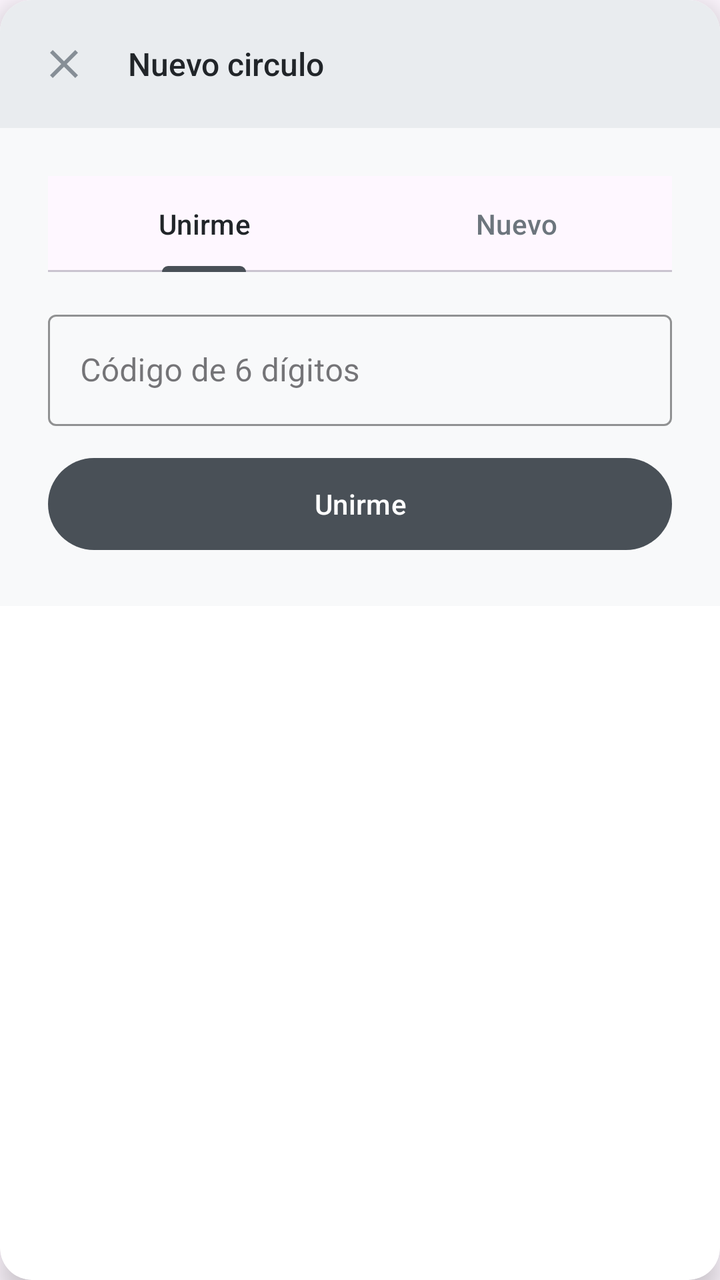
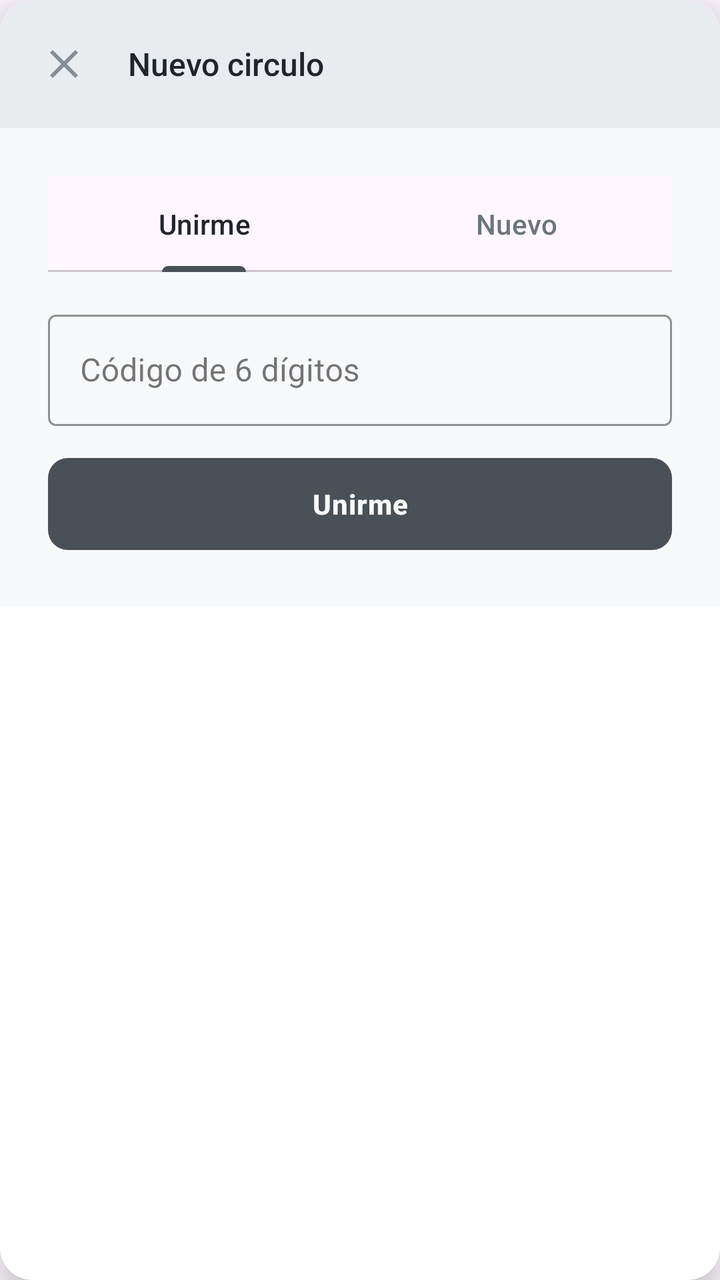

An Android layout rendered at two revisions. The XML below is the earlier revision; the diff shows what the commit changed to produce the second picture.
<!-- AndroidManifest.xml: application theme Theme.Pace -->
<!-- res/layout/dialog_add_circle.xml -->
<?xml version="1.0" encoding="utf-8"?>
<androidx.cardview.widget.CardView xmlns:android="http://schemas.android.com/apk/res/android"
    xmlns:app="http://schemas.android.com/apk/res-auto"
    android:layout_width="match_parent"
    android:layout_height="wrap_content"
    android:layout_margin="24dp"
    app:cardBackgroundColor="@color/background_card"
    app:cardCornerRadius="16dp"
    app:cardElevation="8dp">

    <androidx.constraintlayout.widget.ConstraintLayout
        android:layout_width="match_parent"
        android:layout_height="wrap_content"
        android:background="@color/background_primary">

        
        <LinearLayout
            android:id="@+id/dialogHeader"
            android:layout_width="0dp"
            android:layout_height="wrap_content"
            android:background="@color/accent_secondary"
            android:orientation="horizontal"
            android:gravity="center_vertical"
            android:padding="16dp"
            app:layout_constraintTop_toTopOf="parent"
            app:layout_constraintStart_toStartOf="parent"
            app:layout_constraintEnd_toEndOf="parent">

            <ImageButton
                android:id="@+id/closeButton"
                android:layout_width="32dp"
                android:layout_height="32dp"
                android:background="?attr/selectableItemBackgroundBorderless"
                android:src="@drawable/ic_close"
                android:contentDescription="@string/close"
                app:tint="@color/icon_color" />

            <TextView
                android:layout_width="wrap_content"
                android:layout_height="wrap_content"
                android:text="@string/dialog_title_group"
                android:textColor="@color/text_primary"
                android:textSize="16sp"
                android:layout_marginStart="16dp"
                android:fontFamily="sans-serif-medium"/>
        </LinearLayout>

        
        <LinearLayout
            android:layout_width="0dp"
            android:layout_height="wrap_content"
            android:orientation="vertical"
            android:padding="24dp"
            app:layout_constraintTop_toBottomOf="@id/dialogHeader"
            app:layout_constraintStart_toStartOf="parent"
            app:layout_constraintEnd_toEndOf="parent">

            
            <com.google.android.material.tabs.TabLayout
                android:id="@+id/tabLayout"
                android:layout_width="match_parent"
                android:layout_height="wrap_content"
                app:tabMode="fixed"
                app:tabGravity="fill"
                app:tabTextColor="@color/text_secondary"
                app:tabSelectedTextColor="@color/text_primary"
                app:tabIndicatorColor="@color/accent_primary">

                <com.google.android.material.tabs.TabItem
                    android:text="@string/tab_join"
                    android:layout_width="wrap_content"
                    android:layout_height="wrap_content"/>

                <com.google.android.material.tabs.TabItem
                    android:text="@string/tab_create"
                    android:layout_width="wrap_content"
                    android:layout_height="wrap_content"/>

            </com.google.android.material.tabs.TabLayout>

            
            <LinearLayout
                android:id="@+id/panelJoin"
                android:layout_width="match_parent"
                android:layout_height="wrap_content"
                android:orientation="vertical"
                android:layout_marginTop="16dp">

                <com.google.android.material.textfield.TextInputLayout
                    style="@style/Widget.MaterialComponents.TextInputLayout.OutlinedBox"
                    android:layout_width="match_parent"
                    android:layout_height="wrap_content"
                    android:hint="@string/hint_join_code"
                    app:boxStrokeColor="@color/border_color"
                    app:hintTextColor="@color/text_secondary">

                    <com.google.android.material.textfield.TextInputEditText
                        android:id="@+id/etJoinCode"
                        android:layout_width="match_parent"
                        android:layout_height="wrap_content"
                        android:inputType="number"
                        android:maxLength="6"
                        android:textColor="@color/text_primary"/>
                </com.google.android.material.textfield.TextInputLayout>

                <com.google.android.material.button.MaterialButton
                    android:id="@+id/btnJoin"
                    android:layout_width="match_parent"
                    android:layout_height="54dp"
                    android:text="@string/btn_join"
                    android:textColor="@color/white"
                    android:layout_marginTop="12dp"
                    app:backgroundTint="@color/accent_primary"/>
            </LinearLayout>

            
            <LinearLayout
                android:id="@+id/panelCreate"
                android:layout_width="match_parent"
                android:layout_height="wrap_content"
                android:orientation="vertical"
                android:layout_marginTop="16dp"
                android:visibility="gone">

                <com.google.android.material.textfield.TextInputLayout
                    style="@style/Widget.MaterialComponents.TextInputLayout.OutlinedBox"
                    android:layout_width="match_parent"
                    android:layout_height="wrap_content"
                    android:hint="@string/hint_group_name"
                    app:boxStrokeColor="@color/border_color"
                    app:hintTextColor="@color/text_secondary">

                    <com.google.android.material.textfield.TextInputEditText
                        android:id="@+id/etGroupName"
                        android:layout_width="match_parent"
                        android:layout_height="wrap_content"
                        android:inputType="textCapSentences"
                        android:textColor="@color/text_primary"/>
                </com.google.android.material.textfield.TextInputLayout>

                <TextView
                    android:id="@+id/tvMembersValue"
                    android:layout_width="wrap_content"
                    android:layout_height="wrap_content"
                    android:text="3"
                    android:textSize="16sp"
                    android:textStyle="bold"
                    android:textColor="@color/text_primary"
                    android:layout_gravity="center_horizontal"
                    android:layout_marginTop="12dp"/>

                <com.google.android.material.slider.Slider
                    android:id="@+id/sliderMembers"
                    android:layout_width="match_parent"
                    android:layout_height="wrap_content"
                    android:valueFrom="3"
                    android:valueTo="6"
                    android:stepSize="1"
                    android:value="3"/>

                <com.google.android.material.button.MaterialButton
                    android:id="@+id/btnCreate"
                    android:layout_width="match_parent"
                    android:layout_height="54dp"
                    android:text="@string/btn_create"
                    android:textColor="@color/white"
                    android:layout_marginTop="12dp"
                    app:backgroundTint="@color/accent_primary"/>
            </LinearLayout>

        </LinearLayout>

    </androidx.constraintlayout.widget.ConstraintLayout>

</androidx.cardview.widget.CardView>
<!-- resources referenced by this layout -->
<resources>
  <color name="accent_primary">#495057</color>
  <color name="accent_secondary">#E9ECEF</color>
  <color name="background_card">#FFFFFF</color>
  <color name="background_primary">#F8F9FA</color>
  <color name="border_color">#DEE2E6</color>
  <color name="icon_color">#868E96</color>
  <color name="text_primary">#212529</color>
  <color name="text_secondary">#6C757D</color>
  <color name="white">#FFFFFFFF</color>
  <!-- drawable ic_close (drawable) -->
  <vector xmlns:android="http://schemas.android.com/apk/res/android"
      android:width="24dp"
      android:height="24dp"
      android:viewportWidth="24"
      android:viewportHeight="24">
      <path
          android:fillColor="@android:color/black"
          android:pathData="M19,6.41L17.59,5 12,10.59 6.41,5 5,6.41 10.59,12 5,17.59 6.41,19 12,13.41 17.59,19 19,17.59 13.41,12z"/>
  </vector>
  <string name="btn_create">Crear</string>
  <string name="btn_join">Unirme</string>
  <string name="close">Cerrar</string>
  <string name="dialog_title_group">Nuevo circulo</string>
  <string name="hint_group_name">Nombre del grupo</string>
  <string name="hint_join_code">Código de 6 dígitos</string>
  <string name="tab_create">Nuevo</string>
  <string name="tab_join">Unirme</string>
  <style name="Theme.Pace" parent="Base.Theme.Pace" />
  <style name="Base.Theme.Pace" parent="Theme.Material3.DayNight.NoActionBar">
          
          <item name="android:statusBarColor">@color/background_primary</item>
          <item name="android:windowOptOutEdgeToEdgeEnforcement" tools:targetApi="35">true</item>
      </style>
</resources>

<!-- the commit's change to res/layout/dialog_add_circle.xml (unified diff, before → after) -->
@@ -105,12 +105,11 @@
 
                 <com.google.android.material.button.MaterialButton
                     android:id="@+id/btnJoin"
+                    style="@style/PaceChatPrimaryButton"
                     android:layout_width="match_parent"
                     android:layout_height="54dp"
-                    android:text="@string/btn_join"
-                    android:textColor="@color/white"
                     android:layout_marginTop="12dp"
-                    app:backgroundTint="@color/accent_primary"/>
+                    android:text="@string/btn_join" />
             </LinearLayout>
 
             
<!-- resource entries referenced after the edit -->
@@ -27,7 +27,18 @@
   <string name="hint_join_code">Código de 6 dígitos</string>
   <string name="tab_create">Nuevo</string>
   <string name="tab_join">Unirme</string>
+  <style name="PaceChatPrimaryButton" parent="Widget.Material3.Button">
+          <item name="backgroundTint">@color/accent_primary</item>
+          <item name="android:textColor">@color/text_button</item>
+          <item name="cornerRadius">10dp</item>
+          <item name="android:layout_height">42dp</item>
+          <item name="android:textAllCaps">false</item>
+          <item name="android:textStyle">bold</item>
+          <item name="android:textSize">14sp</item>
+          <item name="android:letterSpacing">0.02</item>
+      </style>
   <style name="Theme.Pace" parent="Base.Theme.Pace" />
+  <color name="text_button">#FBFBFB</color>
   <style name="Base.Theme.Pace" parent="Theme.Material3.DayNight.NoActionBar">
           
           <item name="android:statusBarColor">@color/background_primary</item>
